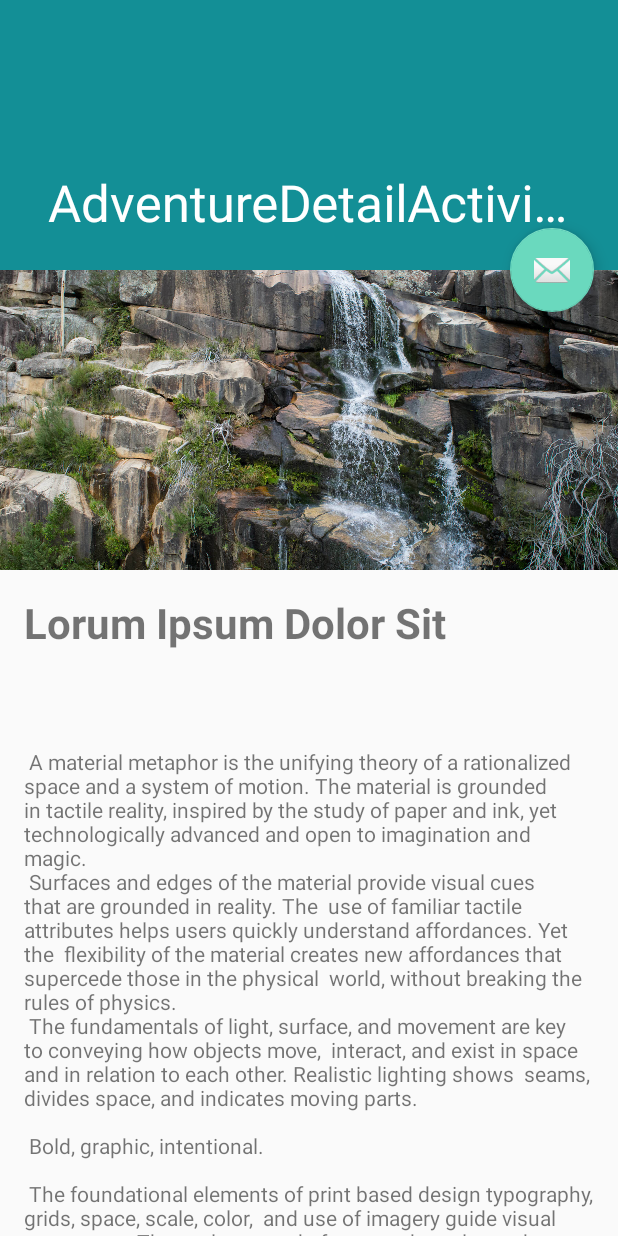
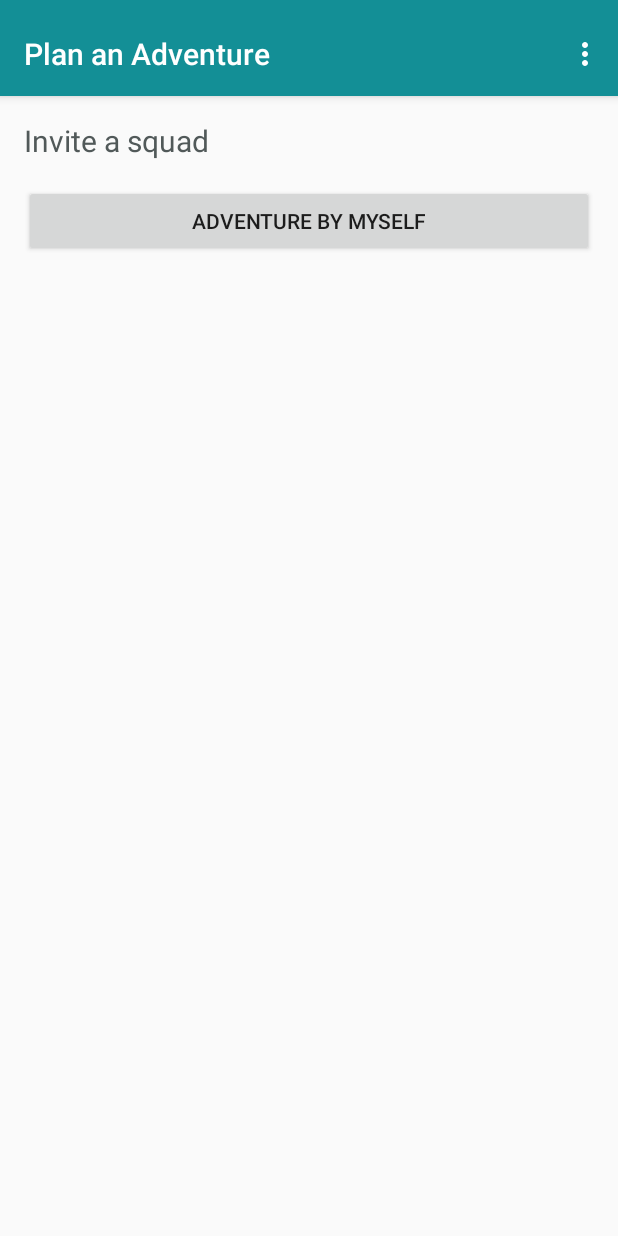
Before and after one commit to hpjs/AdventureSquad, an Android app: the AdventureDetailActivity screen opened directly, with no data from a screen before it, after a tap on an icon or button, on a phone screen of 412 x 824 dp. Run offline under Robolectric (Android 15) with nearby library versions, the phone set to English and light mode, and no system bars; our stand-ins replace ButterKnife, Firebase (no records; nobody signed in at launch, a user with empty details on screens opened directly); pictures from the network do not load; 4 statements that could not run were skipped.

Commit message:
Simple Plan ViewPager & Fragments

```diff
--- a/app/src/main/java/com/adventuresquad/activity/AdventureDetailActivity.java
+++ b/app/src/main/java/com/adventuresquad/activity/AdventureDetailActivity.java
@@ -36,6 +36,10 @@ public class AdventureDetailActivity extends AppCompatActivity implements Presen
     //@BindView(R.id.adventure_detail_mapview)
     //private MapView mapView;
 
+    //TODO - move this into presenter to clean up business logic
+    //This is only here so the adventure plan will work correctly
+    private String adventureId;
+
     //Presenter
     private AdventureDetailPresenter mPresenter;
 
@@ -59,7 +63,7 @@ public class AdventureDetailActivity extends AppCompatActivity implements Presen
         mPresenter = new AdventureDetailPresenter(this, api, new StorageApi(api));
 
         //Retrieve specific adventure
-        String adventureId = getIntent().getStringExtra(ADVENTURE_DETAIL_ID);
+        adventureId = getIntent().getStringExtra(ADVENTURE_DETAIL_ID);
         mPresenter.retrieveAdventure(adventureId);
 
         //Retrieve adventure image
@@ -88,7 +92,9 @@ public class AdventureDetailActivity extends AppCompatActivity implements Presen
      */
     @OnClick(R.id.adventure_detail_fab)
     public void createPlan() {
-
+        Intent plan = new Intent(this, PlanAdventureActivity.class);
+        plan.putExtra("adventureId", adventureId);
+        startActivity(plan);
     }
 
     @Override
--- a/app/src/main/java/com/adventuresquad/activity/PlanAdventureActivity.java
+++ b/app/src/main/java/com/adventuresquad/activity/PlanAdventureActivity.java
@@ -15,8 +15,6 @@ import android.view.Menu;
 import android.view.MenuItem;
 import android.view.View;
 import android.view.ViewGroup;
-
-import android.widget.TextView;
 
 import com.adventuresquad.R;
 
@@ -52,16 +50,6 @@ public class PlanAdventureActivity extends AppCompatActivity {
         mViewPager = (ViewPager) findViewById(R.id.container);
         mViewPager.setAdapter(mSectionsPagerAdapter);
 
-
-        FloatingActionButton fab = (FloatingActionButton) findViewById(R.id.fab);
-        fab.setOnClickListener(new View.OnClickListener() {
-            @Override
-            public void onClick(View view) {
-                Snackbar.make(view, "Replace with your own action", Snackbar.LENGTH_LONG)
-                        .setAction("Action", null).show();
-            }
-        });
-
     }
 
 
@@ -96,6 +84,7 @@ public class PlanAdventureActivity extends AppCompatActivity {
          * fragment.
          */
         private static final String ARG_SECTION_NUMBER = "section_number";
+        private static final String ARG_FRAGMENT_TO_LOAD = "fragment_to_load";
 
         public PlaceholderFragment() {
         }
@@ -104,10 +93,11 @@ public class PlanAdventureActivity extends AppCompatActivity {
          * Returns a new instance of this fragment for the given section
          * number.
          */
-        public static PlaceholderFragment newInstance(int sectionNumber) {
+        public static PlaceholderFragment newInstance(int sectionNumber, int fragmentToLoad) {
             PlaceholderFragment fragment = new PlaceholderFragment();
             Bundle args = new Bundle();
             args.putInt(ARG_SECTION_NUMBER, sectionNumber);
+            args.putInt(ARG_FRAGMENT_TO_LOAD, fragmentToLoad);
             fragment.setArguments(args);
             return fragment;
         }
@@ -115,9 +105,10 @@ public class PlanAdventureActivity extends AppCompatActivity {
         @Override
         public View onCreateView(LayoutInflater inflater, ViewGroup container,
                                  Bundle savedInstanceState) {
-            View rootView = inflater.inflate(R.layout.fragment_plan_adventure_squad, container, false);
-            TextView textView = (TextView) rootView.findViewById(R.id.section_label);
-            textView.setText(getString(R.string.section_format, getArguments().getInt(ARG_SECTION_NUMBER)));
+            //Inflates the specified fragment
+            View rootView = inflater.inflate(getArguments().getInt(ARG_FRAGMENT_TO_LOAD), container, false);
+            //TextView textView = (TextView) rootView.findViewById(R.id.section_label);
+            //textView.setText(getString(R.string.section_format, getArguments().getInt(ARG_SECTION_NUMBER)));
             return rootView;
         }
     }
@@ -136,13 +127,21 @@ public class PlanAdventureActivity extends AppCompatActivity {
         public Fragment getItem(int position) {
             // getItem is called to instantiate the fragment for the given page.
             // Return a PlaceholderFragment (defined as a static inner class below).
-            return PlaceholderFragment.newInstance(position + 1);
+            switch(position) {
+                case 0:
+                    return PlaceholderFragment.newInstance(position + 1, R.layout.fragment_plan_adventure_squad);
+                case 1:
+                    return PlaceholderFragment.newInstance(position + 1, R.layout.fragment_plan_adventure_date);
+                default:
+                    return PlaceholderFragment.newInstance(position + 1, R.layout.fragment_plan_adventure_squad);
+            }
+            //return PlaceholderFragment.newInstance(position + 1);
         }
 
         @Override
         public int getCount() {
-            // Show 3 total pages.
-            return 3;
+            // Show 2 total pages.
+            return 2;
         }
 
         @Override
@@ -152,8 +151,6 @@ public class PlanAdventureActivity extends AppCompatActivity {
                     return "SECTION 1";
                 case 1:
                     return "SECTION 2";
-                case 2:
-                    return "SECTION 3";
             }
             return null;
         }
--- a/app/src/main/res/layout/fragment_plan_adventure_squad.xml
+++ b/app/src/main/res/layout/fragment_plan_adventure_squad.xml
@@ -9,7 +9,7 @@
                 tools:context="com.adventuresquad.activity.PlanAdventureActivity$PlaceholderFragment">
 
     <TextView
-        android:id="@+id/plan_adventure_squad_title"
+        android:id="@+id/section_label"
         android:layout_width="wrap_content"
         android:layout_height="wrap_content"
         android:layout_marginBottom="@dimen/activity_vertical_margin"
@@ -18,9 +18,10 @@
         android:textSize="20sp"/>
 
     <android.support.v7.widget.RecyclerView
+        android:id="@+id/plan_adventure_squad_list"
         android:layout_width="match_parent"
         android:layout_height="wrap_content"
-        android:layout_below="@+id/plan_adventure_squad_title">
+        android:layout_below="@+id/plan_adventure_squad_next">
         <!--Recycler view for Squad items goes here-->
 
     </android.support.v7.widget.RecyclerView>
@@ -29,7 +30,7 @@
         android:id="@+id/plan_adventure_squad_next"
         android:layout_width="match_parent"
         android:layout_height="wrap_content"
-        android:layout_alignParentBottom="true"
+        android:layout_below="@+id/section_label"
         android:text="@string/plan_adventure_myself"/>
 
 </RelativeLayout>
--- a/app/src/main/res/values/strings.xml
+++ b/app/src/main/res/values/strings.xml
@@ -224,4 +224,5 @@
     <string name="plan_adventure_date_title">Choose a date for your adventure</string>
     <string name="plan_adventure_squad_title">Invite a squad</string>
     <string name="plan_adventure_myself">Adventure By Myself</string>
+    <string name="plan_create_adventure">Create Adventure</string>
 </resources>
```
Also changed, not shown: app/src/main/res/layout/activity_plan_adventure.xml (+0 -8 lines), app/src/main/res/layout/content_profile.xml (+8 -8 lines), app/src/main/res/layout/fragment_plan_adventure_date.xml (+21 -11 lines).
